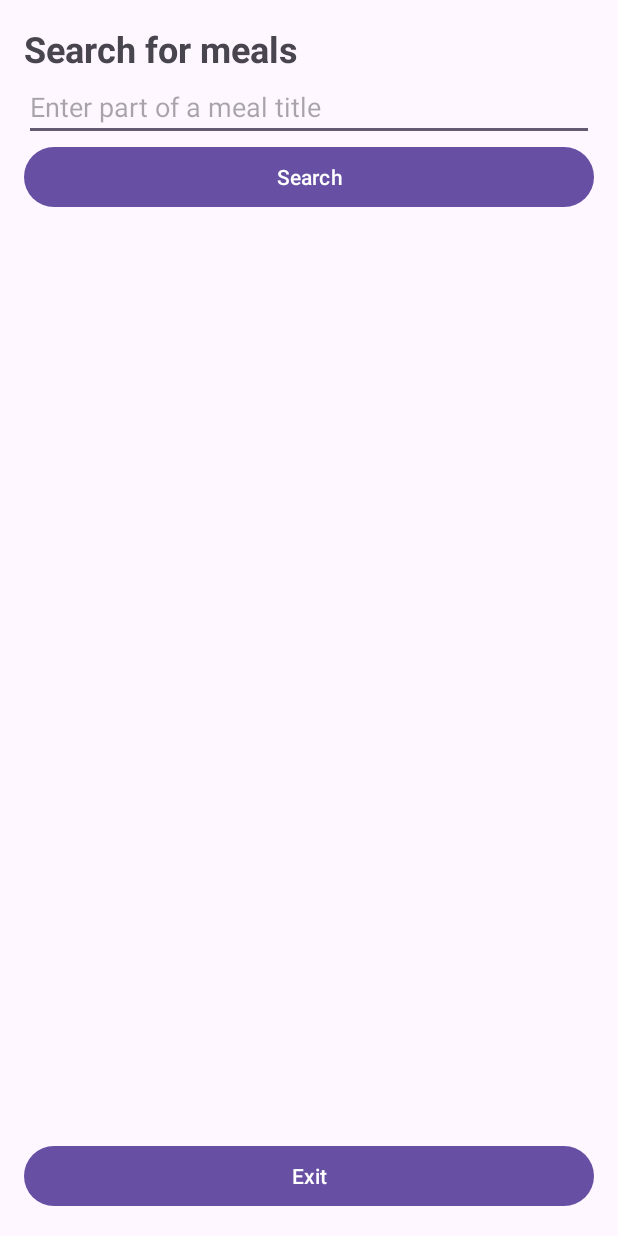
After one commit to PatrickC995/Meal_Prep_API, an Android app: the MealTitleSearch screen opened directly, with no data from a screen before it, on a phone screen of 412 x 824 dp. The commit adds this screen. Run offline under Robolectric (Android 15) with nearby library versions, the phone set to English and light mode, and no system bars; our stand-ins replace Volley.

Commit message:
implemented task 4

```diff
--- a/app/src/main/AndroidManifest.xml
+++ b/app/src/main/AndroidManifest.xml
@@ -21,6 +21,9 @@
             android:name=".LocalMealSearch"
             android:exported="false" />
         <activity
+            android:name=".MealTitleSearch"
+            android:exported="false" />
+        <activity
             android:name=".MainActivity"
             android:exported="true">
             <intent-filter>
--- a/app/src/main/java/com/example/meal_prep_api/MainActivity.java
+++ b/app/src/main/java/com/example/meal_prep_api/MainActivity.java
@@ -44,6 +44,11 @@ public class MainActivity extends AppCompatActivity {
             startActivity(intent);
         });
 
+        findViewById(R.id.open_meal_title_search_button).setOnClickListener(view -> {
+            Intent intent = new Intent(MainActivity.this, MealTitleSearch.class);
+            startActivity(intent);
+        });
+
         MealDatabase.databaseExecutor.execute(() -> {
 
             MealDatabase database =
--- /dev/null
+++ b/app/src/main/res/layout/activity_meal_title_search.xml
@@ -0,0 +1,72 @@
+<?xml version="1.0" encoding="utf-8"?>
+<LinearLayout xmlns:android="http://schemas.android.com/apk/res/android"
+    android:layout_width="match_parent"
+    android:layout_height="match_parent"
+    android:orientation="vertical"
+    android:padding="16dp">
+
+    <TextView
+        android:layout_width="match_parent"
+        android:layout_height="wrap_content"
+        android:text="Search for meals"
+        android:textSize="24sp"
+        android:textStyle="bold" />
+
+    <EditText
+        android:id="@+id/meal_title_input"
+        android:layout_width="match_parent"
+        android:layout_height="wrap_content"
+        android:hint="Enter part of a meal title"
+        android:inputType="text"
+        android:maxLines="1" />
+
+    <Button
+        android:id="@+id/search_meal_titles_button"
+        android:layout_width="match_parent"
+        android:layout_height="wrap_content"
+        android:text="Search" />
+
+    <ScrollView
+        android:layout_width="match_parent"
+        android:layout_height="0dp"
+        android:layout_weight="1">
+
+        <LinearLayout
+            android:layout_width="match_parent"
+            android:layout_height="wrap_content"
+            android:orientation="vertical">
+
+            <TextView
+                android:id="@+id/status_text"
+                android:layout_width="match_parent"
+                android:layout_height="wrap_content"
+                android:layout_marginTop="16dp"
+                android:accessibilityLiveRegion="polite"
+                android:textSize="16sp" />
+
+            <LinearLayout
+                android:id="@+id/meal_title_results"
+                android:layout_width="match_parent"
+                android:layout_height="wrap_content"
+                android:orientation="vertical" />
+
+            <ImageView
+                android:id="@+id/selected_meal_image"
+                android:layout_width="match_parent"
+                android:layout_height="200dp"
+                android:layout_marginTop="12dp"
+                android:scaleType="fitCenter"
+                android:visibility="gone" />
+
+        </LinearLayout>
+
+    </ScrollView>
+
+    <Button
+        android:id="@+id/exit_button"
+        android:layout_width="match_parent"
+        android:layout_height="wrap_content"
+        android:layout_marginTop="4dp"
+        android:text="Exit" />
+
+</LinearLayout>
```
Also changed, not shown: app/src/main/java/com/example/meal_prep_api/MealTitleSearch.java (added, +144 -0 lines), app/src/main/res/layout/activity_main.xml (+7 -0 lines).
